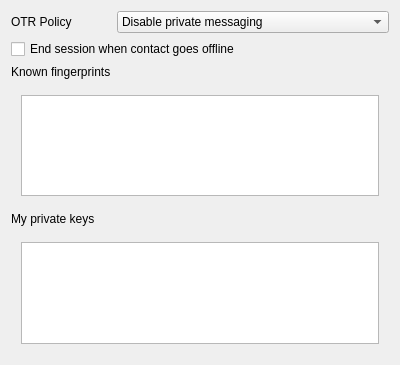
eyecu-im/eyecu-qt, file src/plugins/otr/otroptions.ui: the form before one commit.
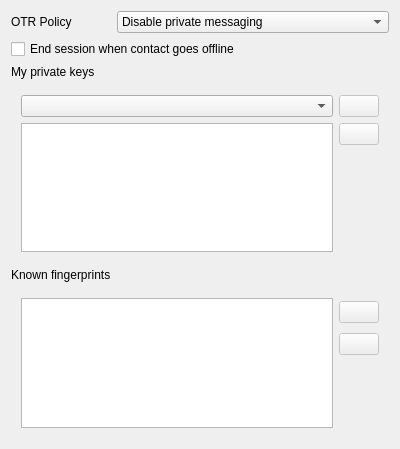
The form after the commit.

Commit message: Implement eyeCU style Options dialog - Step 2.

What changed in the file:
```diff
--- a/src/plugins/otr/otroptions.ui
+++ b/src/plugins/otr/otroptions.ui
@@ -7,7 +7,7 @@
     <x>0</x>
     <y>0</y>
     <width>400</width>
-    <height>365</height>
+    <height>449</height>
    </rect>
   </property>
   <property name="windowTitle">
@@ -52,14 +52,72 @@
      </property>
     </widget>
    </item>
-   <item row="2" column="0">
+   <item row="4" column="0">
     <widget class="QLabel" name="lblFingerprints">
      <property name="text">
       <string>Known fingerprints</string>
      </property>
     </widget>
    </item>
-   <item row="5" column="0">
+   <item row="5" column="0" colspan="2">
+    <layout class="QGridLayout" name="lytFingerprints">
+     <property name="leftMargin">
+      <number>10</number>
+     </property>
+     <property name="topMargin">
+      <number>10</number>
+     </property>
+     <property name="rightMargin">
+      <number>10</number>
+     </property>
+     <property name="bottomMargin">
+      <number>10</number>
+     </property>
+     <item row="0" column="0" rowspan="8">
+      <widget class="QTableView" name="tvFingerprints"/>
+     </item>
+     <item row="3" column="1" rowspan="5">
+      <spacer name="verticalSpacer">
+       <property name="orientation">
+        <enum>Qt::Vertical</enum>
+       </property>
+       <property name="sizeHint" stdset="0">
+        <size>
+         <width>20</width>
+         <height>40</height>
+        </size>
+       </property>
+      </spacer>
+     </item>
+     <item row="2" column="1">
+      <widget class="QPushButton" name="pbDeleteFingerprint">
+       <property name="enabled">
+        <bool>false</bool>
+       </property>
+       <property name="toolTip">
+        <string>Delete</string>
+       </property>
+       <property name="whatsThis">
+        <string>Delete fingerprint</string>
+       </property>
+      </widget>
+     </item>
+     <item row="0" column="1" rowspan="2">
+      <widget class="QPushButton" name="pbVerify">
+       <property name="enabled">
+        <bool>false</bool>
+       </property>
+       <property name="toolTip">
+        <string>Verify</string>
+       </property>
+       <property name="whatsThis">
+        <string>Verify fingerprint</string>
+       </property>
+      </widget>
+     </item>
+    </layout>
+   </item>
+   <item row="2" column="0">
     <widget class="QLabel" name="lblPrivateKeys">
      <property name="text">
       <string>My private keys</string>
@@ -67,25 +125,6 @@
     </widget>
    </item>
    <item row="3" column="0" colspan="2">
-    <layout class="QGridLayout" name="lytFIngerprints">
-     <property name="leftMargin">
-      <number>10</number>
-     </property>
-     <property name="topMargin">
-      <number>10</number>
-     </property>
-     <property name="rightMargin">
-      <number>10</number>
-     </property>
-     <property name="bottomMargin">
-      <number>10</number>
-     </property>
-     <item row="0" column="0">
-      <widget class="QTableView" name="tvFingerprints"/>
-     </item>
-    </layout>
-   </item>
-   <item row="6" column="0" colspan="2">
     <layout class="QGridLayout" name="lytPrivateKeys">
      <property name="leftMargin">
       <number>10</number>
@@ -99,9 +138,51 @@
      <property name="bottomMargin">
       <number>10</number>
      </property>
-     <item row="0" column="0">
+     <item row="1" column="1">
+      <widget class="QPushButton" name="pbDeletePrivateKey">
+       <property name="enabled">
+        <bool>false</bool>
+       </property>
+       <property name="toolTip">
+        <string>Delete</string>
+       </property>
+       <property name="whatsThis">
+        <string>Delete private key</string>
+       </property>
+      </widget>
+     </item>
+     <item row="1" column="0" rowspan="2">
       <widget class="QTableView" name="tvPrivateKeys"/>
      </item>
+     <item row="2" column="1">
+      <spacer name="verticalSpacer_2">
+       <property name="orientation">
+        <enum>Qt::Vertical</enum>
+       </property>
+       <property name="sizeHint" stdset="0">
+        <size>
+         <width>20</width>
+         <height>40</height>
+        </size>
+       </property>
+      </spacer>
+     </item>
+     <item row="0" column="0">
+      <widget class="QComboBox" name="cmbAccount"/>
+     </item>
+     <item row="0" column="1">
+      <widget class="QPushButton" name="pbAdd">
+       <property name="enabled">
+        <bool>false</bool>
+       </property>
+       <property name="toolTip">
+        <string>Add</string>
+       </property>
+       <property name="whatsThis">
+        <string>Generate private key for the account</string>
+       </property>
+      </widget>
+     </item>
     </layout>
    </item>
   </layout>
```
Left out of the diff: 146 changed lines with no effect on the pictures. The commit also changes 3 other files.
